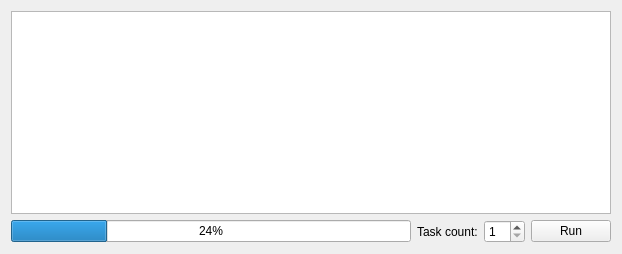
The window that cct/qtgui2/processingmain/averaging.ui (awacha/cct) describes before a commit, drawn with Qt 5.
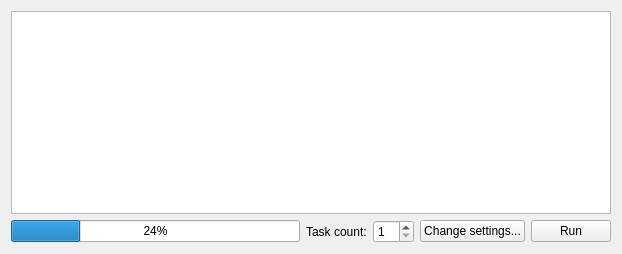
The same window after the commit. Icons and pictures are not drawn.

Commit message: Per-sample summarization settings in processing

The edit to the form file:
```diff
--- a/cct/qtgui2/processingmain/averaging.ui
+++ b/cct/qtgui2/processingmain/averaging.ui
@@ -103,6 +103,17 @@
        </property>
       </widget>
      </item>
+     <item>
+      <widget class="QPushButton" name="changeSettingsPushButton">
+       <property name="text">
+        <string>Change settings...</string>
+       </property>
+       <property name="icon">
+        <iconset resource="../../resource/icons/icons.qrc">
+         <normaloff>:/icons/editconfig.svg</normaloff>:/icons/editconfig.svg</iconset>
+       </property>
+      </widget>
+     </item>
      <item>
       <widget class="QPushButton" name="runPushButton">
        <property name="text">
```
Left out of the diff: 1 changed line with no effect on the pictures. The commit also changes 6 other files.
